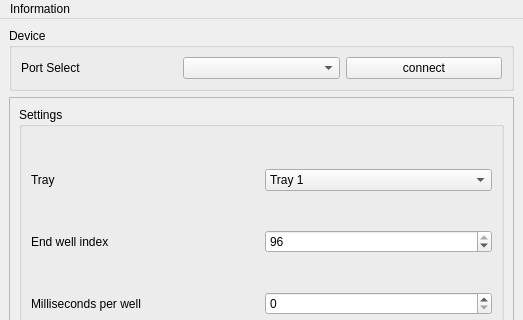
The window that mainwindow.ui (nrish/machine-interface-caltech) describes before a commit, drawn with Qt 5; both pictures show x 0 to 523 and y 0 to 320 of the 523 by 501 pixel window.
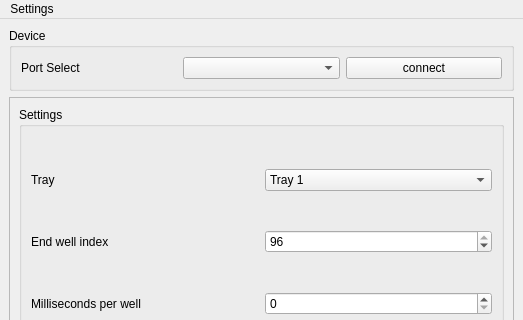
The same window after the commit. Custom widgets are drawn as their Qt base class.

Patch:
```diff
--- a/mainwindow.ui
+++ b/mainwindow.ui
@@ -215,12 +215,12 @@
      <x>0</x>
      <y>0</y>
      <width>523</width>
-     <height>24</height>
+     <height>30</height>
     </rect>
    </property>
    <widget class="QMenu" name="menuAbout">
     <property name="title">
-     <string>Information</string>
+     <string>Settings</string>
     </property>
     <widget class="QMenu" name="menuTray_Layout">
      <property name="title">
```
Left out of the diff: 82 changed lines with no effect on the pictures.
